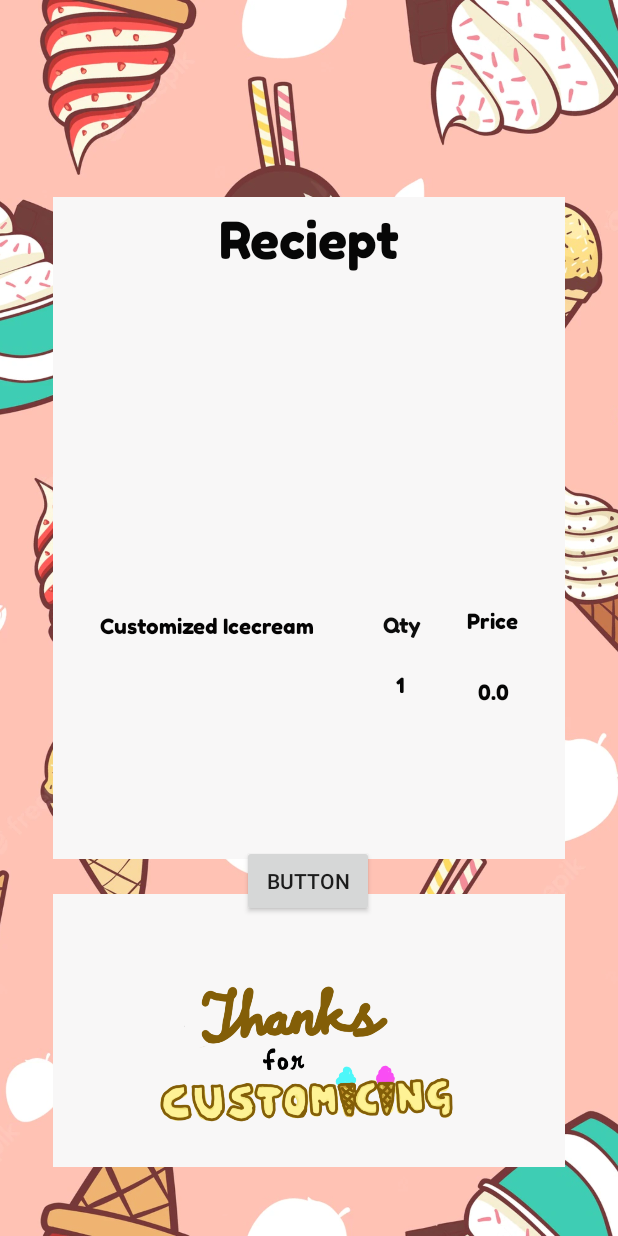
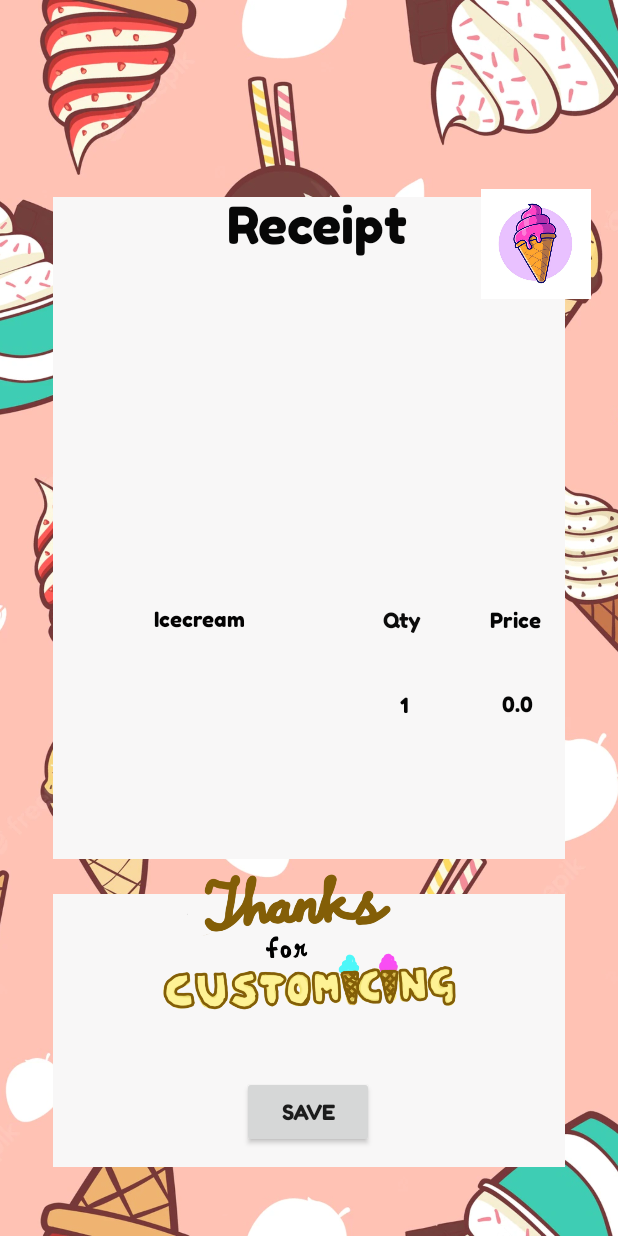
Before and after one commit to Deepanc7/Customice, an Android app: the BillActivity screen opened directly, with no data from a screen before it, on a phone screen of 412 x 824 dp. Run offline under Robolectric (Android 15) with nearby library versions, the phone set to English and light mode, and no system bars; Roboto replaces fonts that are not available here; 3 statements that could not run were skipped.

Commit message:
adjusted position of billActivity, minor changes

```diff
--- a/app/src/main/java/com/example/t_frag/Store.java
+++ b/app/src/main/java/com/example/t_frag/Store.java
@@ -27,7 +27,7 @@ public class Store extends AppCompatActivity {
 
         dynamicSpinner1 = (Spinner) findViewById(R.id.dynamic_spinner1);
 
-        String[] items = new String[]{"1", "2", "3"};
+        String[] items = new String[]{"1", "2", "3", "4", "5"};
 
         ArrayAdapter<String> adapter = new ArrayAdapter<String>(this,
                 android.R.layout.simple_spinner_item, items);
--- a/app/src/main/res/layout/activity_bill.xml
+++ b/app/src/main/res/layout/activity_bill.xml
@@ -34,15 +34,16 @@
         android:layout_width="193dp"
         android:layout_height="50dp"
         android:fontFamily="@font/fredoka_one"
-        android:text="Reciept"
+        android:text="Receipt"
         android:textAlignment="center"
         android:textColor="#070707"
         android:textSize="34sp"
         app:layout_constraintBottom_toBottomOf="@+id/gifImageView"
         app:layout_constraintEnd_toEndOf="parent"
+        app:layout_constraintHorizontal_bias="0.522"
         app:layout_constraintStart_toStartOf="parent"
         app:layout_constraintTop_toTopOf="parent"
-        app:layout_constraintVertical_bias="0.18" />
+        app:layout_constraintVertical_bias="0.167" />
 
     <TextView
         android:id="@+id/textView8"
@@ -53,10 +54,10 @@
         android:textSize="24sp"
         app:layout_constraintBottom_toBottomOf="parent"
         app:layout_constraintEnd_toEndOf="parent"
-        app:layout_constraintHorizontal_bias="0.766"
+        app:layout_constraintHorizontal_bias="0.511"
         app:layout_constraintStart_toStartOf="parent"
         app:layout_constraintTop_toTopOf="parent"
-        app:layout_constraintVertical_bias="0.263" />
+        app:layout_constraintVertical_bias="0.265" />
 
     <TextView
         android:id="@+id/textView2"
@@ -67,10 +68,10 @@
         android:textSize="24sp"
         app:layout_constraintBottom_toBottomOf="parent"
         app:layout_constraintEnd_toEndOf="parent"
-        app:layout_constraintHorizontal_bias="0.184"
+        app:layout_constraintHorizontal_bias="0.498"
         app:layout_constraintStart_toStartOf="parent"
         app:layout_constraintTop_toTopOf="parent"
-        app:layout_constraintVertical_bias="0.262" />
+        app:layout_constraintVertical_bias="0.331" />
 
     <TextView
         android:id="@+id/textView52"
@@ -84,36 +85,36 @@
         app:layout_constraintHorizontal_bias="0.498"
         app:layout_constraintStart_toStartOf="parent"
         app:layout_constraintTop_toTopOf="parent"
-        app:layout_constraintVertical_bias="0.329" />
+        app:layout_constraintVertical_bias="0.386" />
 
     <TextView
         android:id="@+id/textView31"
         android:layout_width="205dp"
         android:layout_height="44dp"
         android:fontFamily="@font/fredoka_one"
-        android:text="Customized Icecream"
+        android:text="Icecream"
         android:textAlignment="center"
         android:textColor="#040303"
         app:layout_constraintBottom_toBottomOf="parent"
         app:layout_constraintEnd_toEndOf="parent"
-        app:layout_constraintHorizontal_bias="0.172"
+        app:layout_constraintHorizontal_bias="0.145"
         app:layout_constraintStart_toStartOf="parent"
         app:layout_constraintTop_toTopOf="parent"
-        app:layout_constraintVertical_bias="0.524" />
+        app:layout_constraintVertical_bias="0.518" />
 
     <TextView
         android:id="@+id/textView34"
-        android:layout_width="189dp"
-        android:layout_height="65dp"
+        android:layout_width="198dp"
+        android:layout_height="49dp"
         android:fontFamily="@font/fredoka_one"
         android:textAlignment="center"
         android:textColor="#050505"
         app:layout_constraintBottom_toBottomOf="parent"
-        app:layout_constraintEnd_toEndOf="parent"
-        app:layout_constraintHorizontal_bias="0.157"
+        app:layout_constraintEnd_toStartOf="@+id/textView36"
+        app:layout_constraintHorizontal_bias="1.0"
         app:layout_constraintStart_toStartOf="parent"
         app:layout_constraintTop_toTopOf="parent"
-        app:layout_constraintVertical_bias="0.609" />
+        app:layout_constraintVertical_bias="0.601" />
 
     <TextView
         android:id="@+id/textView32"
@@ -128,7 +129,7 @@
         app:layout_constraintHorizontal_bias="0.677"
         app:layout_constraintStart_toStartOf="parent"
         app:layout_constraintTop_toTopOf="parent"
-        app:layout_constraintVertical_bias="0.525" />
+        app:layout_constraintVertical_bias="0.521" />
 
     <TextView
         android:id="@+id/textView36"
@@ -140,10 +141,10 @@
         android:textColor="#050505"
         app:layout_constraintBottom_toBottomOf="parent"
         app:layout_constraintEnd_toEndOf="parent"
-        app:layout_constraintHorizontal_bias="0.673"
+        app:layout_constraintHorizontal_bias="0.68"
         app:layout_constraintStart_toStartOf="parent"
         app:layout_constraintTop_toTopOf="parent"
-        app:layout_constraintVertical_bias="0.58" />
+        app:layout_constraintVertical_bias="0.597" />
 
     <TextView
         android:id="@+id/textView33"
@@ -155,10 +156,10 @@
         android:textColor="#050505"
         app:layout_constraintBottom_toBottomOf="parent"
         app:layout_constraintEnd_toEndOf="parent"
-        app:layout_constraintHorizontal_bias="0.853"
+        app:layout_constraintHorizontal_bias="0.898"
         app:layout_constraintStart_toStartOf="parent"
         app:layout_constraintTop_toTopOf="parent"
-        app:layout_constraintVertical_bias="0.519" />
+        app:layout_constraintVertical_bias="0.518" />
 
     <TextView
         android:id="@+id/textView35"
@@ -169,10 +170,10 @@
         android:textColor="#050505"
         app:layout_constraintBottom_toBottomOf="parent"
         app:layout_constraintEnd_toEndOf="parent"
-        app:layout_constraintHorizontal_bias="0.857"
+        app:layout_constraintHorizontal_bias="0.903"
         app:layout_constraintStart_toStartOf="parent"
         app:layout_constraintTop_toTopOf="parent"
-        app:layout_constraintVertical_bias="0.58" />
+        app:layout_constraintVertical_bias="0.59" />
 
     <View
         android:id="@+id/view2"
@@ -202,22 +203,34 @@
         android:layout_height="104dp"
         app:layout_constraintBottom_toBottomOf="parent"
         app:layout_constraintEnd_toEndOf="@+id/gifImageView"
-        app:layout_constraintHorizontal_bias="0.493"
         app:layout_constraintStart_toStartOf="parent"
         app:layout_constraintTop_toTopOf="parent"
-        app:layout_constraintVertical_bias="0.904"
+        app:layout_constraintVertical_bias="0.8"
         app:srcCompat="@drawable/thanks_img" />
 
     <Button
         android:id="@+id/button2"
         android:layout_width="wrap_content"
         android:layout_height="wrap_content"
-        android:text="Button"
+        android:fontFamily="@font/fredoka_one"
+        android:text="Save"
         app:layout_constraintBottom_toBottomOf="@+id/imageView7"
         app:layout_constraintEnd_toEndOf="parent"
-        app:layout_constraintHorizontal_bias="0.437"
+        app:layout_constraintHorizontal_bias="0.447"
         app:layout_constraintStart_toStartOf="@+id/textView31"
         app:layout_constraintTop_toTopOf="@+id/view"
-        app:layout_constraintVertical_bias="0.722" />
+        app:layout_constraintVertical_bias="0.979" />
+
+    <ImageView
+        android:id="@+id/imageView8"
+        android:layout_width="99dp"
+        android:layout_height="73dp"
+        app:layout_constraintBottom_toBottomOf="parent"
+        app:layout_constraintEnd_toEndOf="parent"
+        app:layout_constraintHorizontal_bias="0.983"
+        app:layout_constraintStart_toStartOf="parent"
+        app:layout_constraintTop_toTopOf="parent"
+        app:layout_constraintVertical_bias="0.168"
+        app:srcCompat="@drawable/whaticon" />
 
 </androidx.constraintlayout.widget.ConstraintLayout>
```
